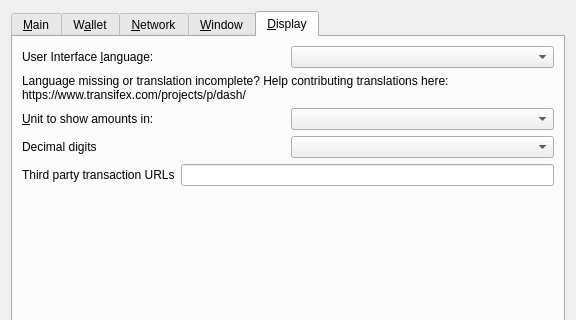
First picture: the form in src/qt/forms/optionsdialog.ui, repository theRealDijida/PAC, before the edit; both pictures show x 0 to 576 and y 0 to 320 of the 576 by 463 pixel window.
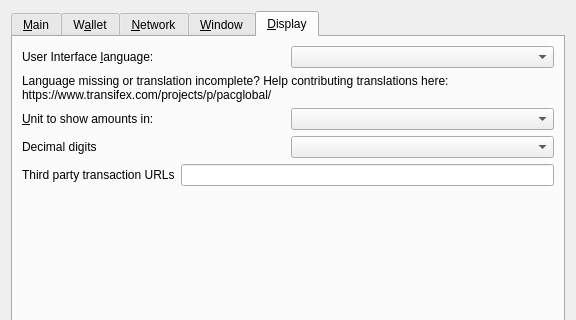
Second picture: the form after the edit. The open tabs and pages were chosen to show the change. Custom widgets are drawn as their Qt base class.

```diff
--- a/src/qt/forms/optionsdialog.ui
+++ b/src/qt/forms/optionsdialog.ui
@@ -713,7 +713,7 @@
          </property>
          <property name="text">
           <string>Language missing or translation incomplete? Help contributing translations here:
-https://www.transifex.com/projects/p/dash/</string>
+https://www.transifex.com/projects/p/pacglobal/</string>
          </property>
          <property name="wordWrap">
           <bool>true</bool>
```
